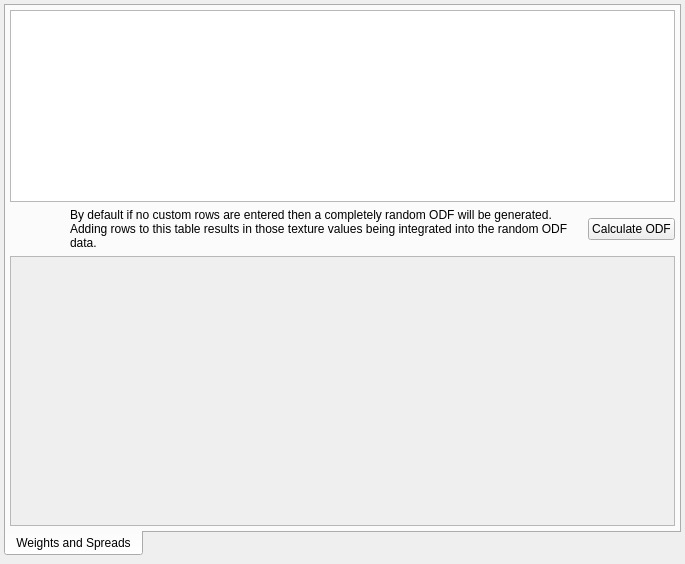
BlueQuartzSoftware/DREAM3D, file Source/Applications/StatsGenerator/UI_Files/SGAxisODFWidget.ui: the form before one commit.
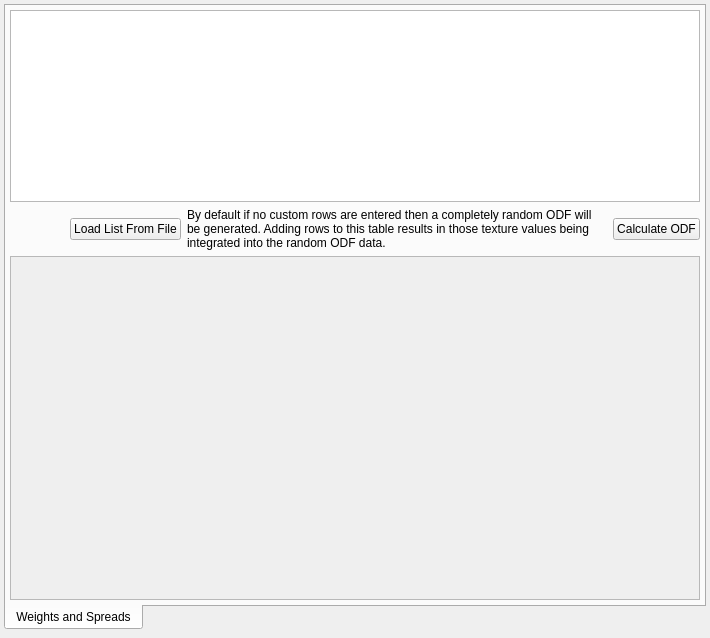
The form after the commit. Icons and pictures are not drawn.

Commit message: adding ability to read list of Euler angles from file into ODF and AxisODF tabs of the StatsGanerator

What changed in the file:
```diff
--- a/Source/Applications/StatsGenerator/UI_Files/SGAxisODFWidget.ui
+++ b/Source/Applications/StatsGenerator/UI_Files/SGAxisODFWidget.ui
@@ -6,8 +6,8 @@
    <rect>
     <x>0</x>
     <y>0</y>
-    <width>685</width>
-    <height>564</height>
+    <width>710</width>
+    <height>638</height>
    </rect>
   </property>
   <property name="windowTitle">
@@ -80,8 +80,8 @@
            <rect>
             <x>0</x>
             <y>0</y>
-            <width>661</width>
-            <height>241</height>
+            <width>686</width>
+            <height>346</height>
            </rect>
           </property>
           <layout class="QHBoxLayout" name="horizontalLayout">
@@ -130,7 +130,7 @@
         </widget>
        </item>
        <item row="2" column="0">
-        <layout class="QHBoxLayout" name="horizontalLayout_4" stretch="0,0,0,0">
+        <layout class="QHBoxLayout" name="horizontalLayout_4" stretch="0,0,0,0,0">
          <property name="sizeConstraint">
           <enum>QLayout::SetMinAndMaxSize</enum>
          </property>
@@ -210,6 +210,19 @@
            </property>
           </widget>
          </item>
+         <item>
+          <widget class="QPushButton" name="loadODFTextureBtn">
+           <property name="sizePolicy">
+            <sizepolicy hsizetype="Maximum" vsizetype="Fixed">
+             <horstretch>0</horstretch>
+             <verstretch>0</verstretch>
+            </sizepolicy>
+           </property>
+           <property name="text">
+            <string>Load List From File</string>
+           </property>
+          </widget>
+         </item>
          <item>
           <widget class="QLabel" name="label_2">
            <property name="sizePolicy">
```
The commit also changes 5 other files.
